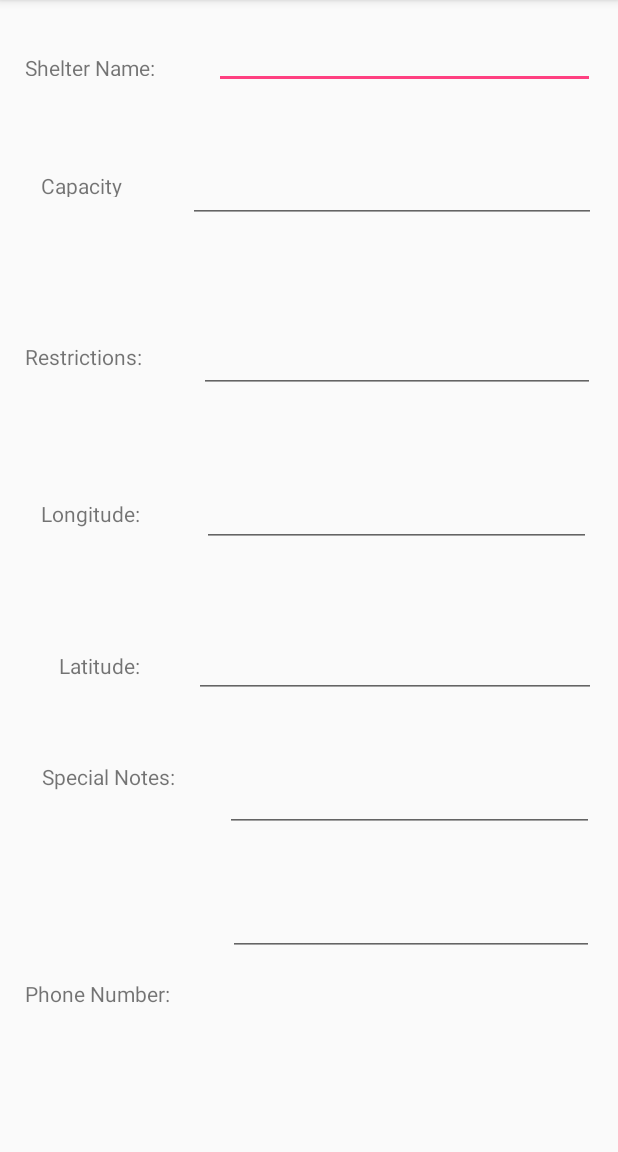
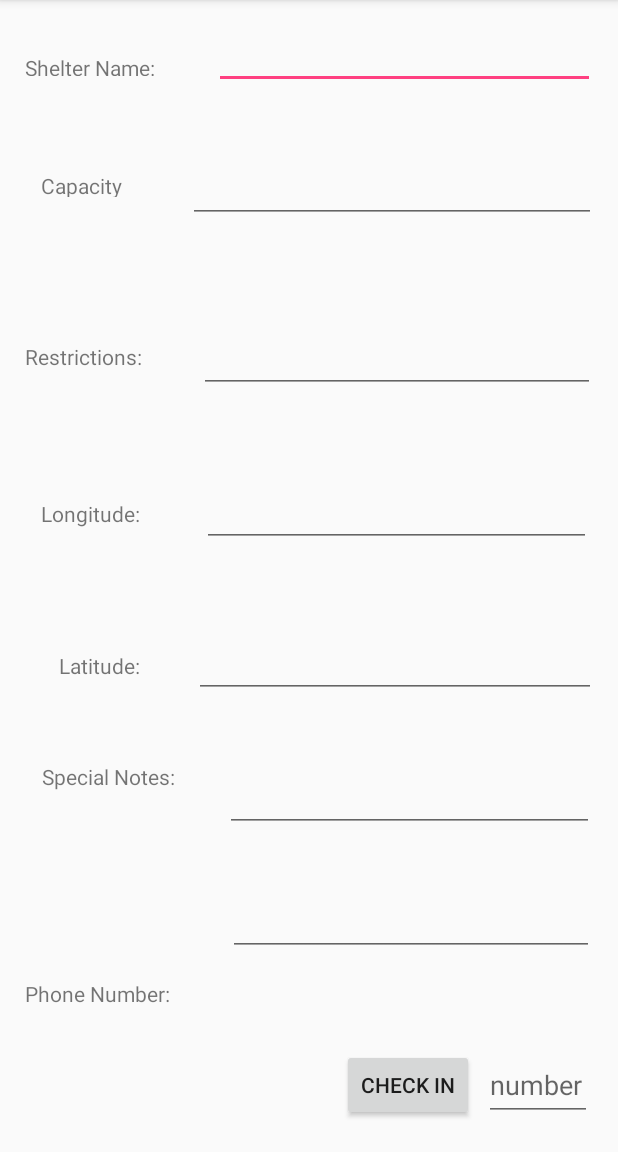
Before and after one commit to shott6/CS-2340-App, an Android app: the ShelterDetailsActivity screen opened directly, with no data from a screen before it, on a phone screen of 412 x 824 dp, the part 84-1236 px from its top. Run offline under Robolectric (Android 15) with nearby library versions, the phone set to English and light mode, and no system bars; 7 statements that could not run were skipped.

Commit message:
Edited shelter details view to allow for check in.

```diff
--- a/app/src/main/res/layout/activity_shelter_details.xml
+++ b/app/src/main/res/layout/activity_shelter_details.xml
@@ -257,4 +257,38 @@
         app:layout_constraintTop_toBottomOf="@+id/phoneNumber"
         app:layout_constraintVertical_bias="0.865" />
 
+    <EditText
+        android:id="@+id/numberCheckIn"
+        android:layout_width="72dp"
+        android:layout_height="48dp"
+        android:layout_marginBottom="8dp"
+        android:layout_marginEnd="8dp"
+        android:layout_marginStart="8dp"
+        android:layout_marginTop="8dp"
+        android:ems="10"
+        android:hint="number"
+        android:inputType="textPersonName"
+        app:layout_constraintBottom_toBottomOf="parent"
+        app:layout_constraintEnd_toEndOf="parent"
+        app:layout_constraintHorizontal_bias="0.972"
+        app:layout_constraintStart_toStartOf="parent"
+        app:layout_constraintTop_toTopOf="parent"
+        app:layout_constraintVertical_bias="0.982" />
+
+    <Button
+        android:id="@+id/checkIn"
+        android:layout_width="wrap_content"
+        android:layout_height="wrap_content"
+        android:layout_marginBottom="8dp"
+        android:layout_marginEnd="8dp"
+        android:layout_marginStart="8dp"
+        android:layout_marginTop="8dp"
+        android:text="Check In"
+        app:layout_constraintBottom_toBottomOf="parent"
+        app:layout_constraintEnd_toEndOf="parent"
+        app:layout_constraintHorizontal_bias="0.714"
+        app:layout_constraintStart_toStartOf="parent"
+        app:layout_constraintTop_toTopOf="parent"
+        app:layout_constraintVertical_bias="0.982" />
+
 </android.support.constraint.ConstraintLayout>
```
